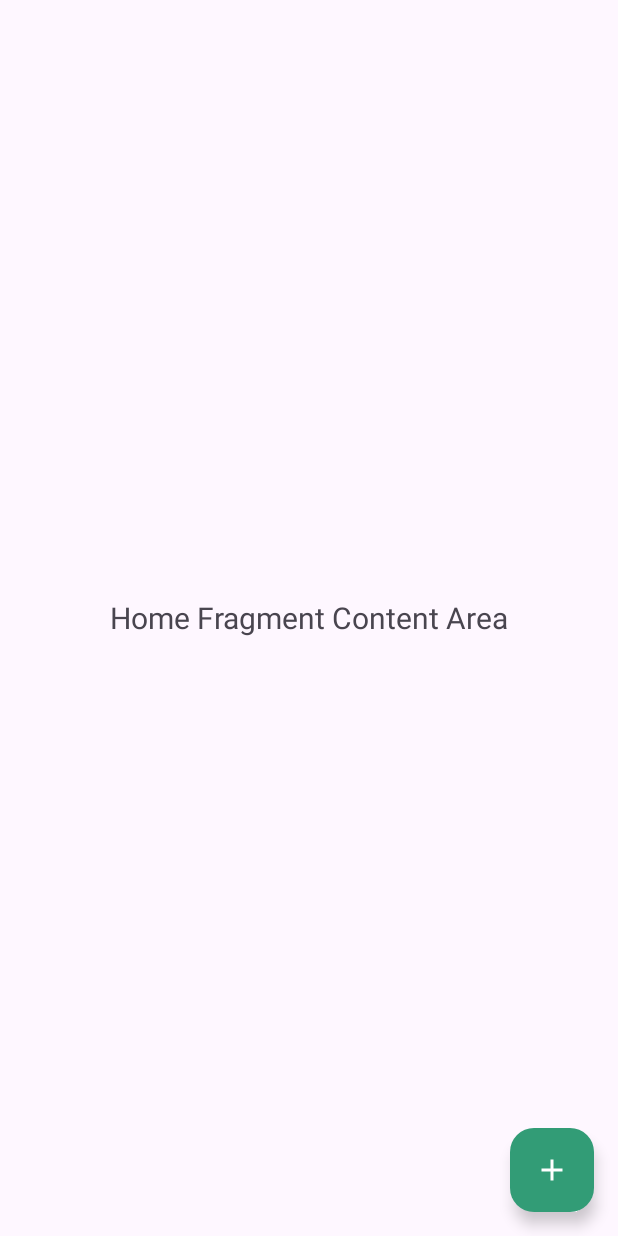
After one commit to CMPUT301F25python/python-events, an Android app: the layout fragment_home.xml on its own in the app's theme, with its tools: preview values and no code run, on a phone screen of 412 x 824 dp. The commit adds this screen. Run offline under Robolectric (Android 15) with nearby library versions, the phone set to English and light mode, and no system bars.

Commit message:
set up basic homepage

```diff
--- /dev/null
+++ b/app/src/main/res/layout/fragment_home.xml
@@ -0,0 +1,31 @@
+<androidx.coordinatorlayout.widget.CoordinatorLayout
+    xmlns:android="http://schemas.android.com/apk/res/android"
+    xmlns:app="http://schemas.android.com/apk/res-auto"
+    android:layout_width="match_parent"
+    android:layout_height="match_parent">
+
+    <!--
+        This is where the grid of events would go.
+        IDK whose job it is to actually implement this, just leaving it like this for now
+    -->
+    <TextView
+        android:layout_width="wrap_content"
+        android:layout_height="wrap_content"
+        android:text="Home Fragment Content Area"
+        android:textSize="20sp"
+        android:layout_gravity="center"/>
+
+
+    <com.google.android.material.floatingactionbutton.FloatingActionButton
+        android:id="@+id/fab_add_event"
+        android:layout_width="wrap_content"
+        android:layout_height="wrap_content"
+        android:layout_gravity="bottom|end"
+        android:layout_margin="16dp"
+        android:contentDescription="@string/add_new_event"
+        app:backgroundTint="@color/primary_green"
+        app:srcCompat="@drawable/ic_add_24"
+        app:tint="@android:color/white"
+        />
+
+</androidx.coordinatorlayout.widget.CoordinatorLayout>
```
Also changed, not shown: app/src/main/java/com/example/lotteryevent/HomeFragment.java (added, +57 -0 lines), app/src/main/java/com/example/lotteryevent/MainActivity.java (+33 -0 lines), app/src/main/res/layout/activity_main.xml (+41 -6 lines), app/src/main/res/layout/nav_header.xml (added, +18 -0 lines), app/src/main/res/menu/drawer_menu.xml (added, +13 -0 lines), app/src/main/res/menu/home_fragment_menu.xml (added, +10 -0 lines), app/src/main/res/navigation/nav_graph.xml (added, +14 -0 lines).
